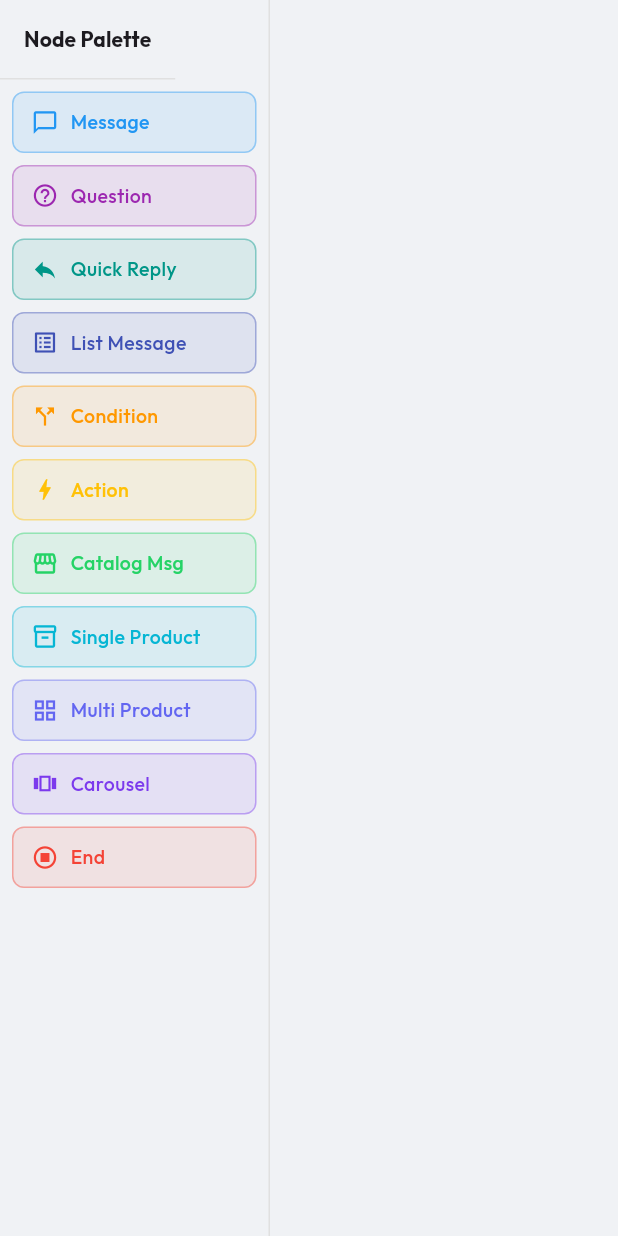
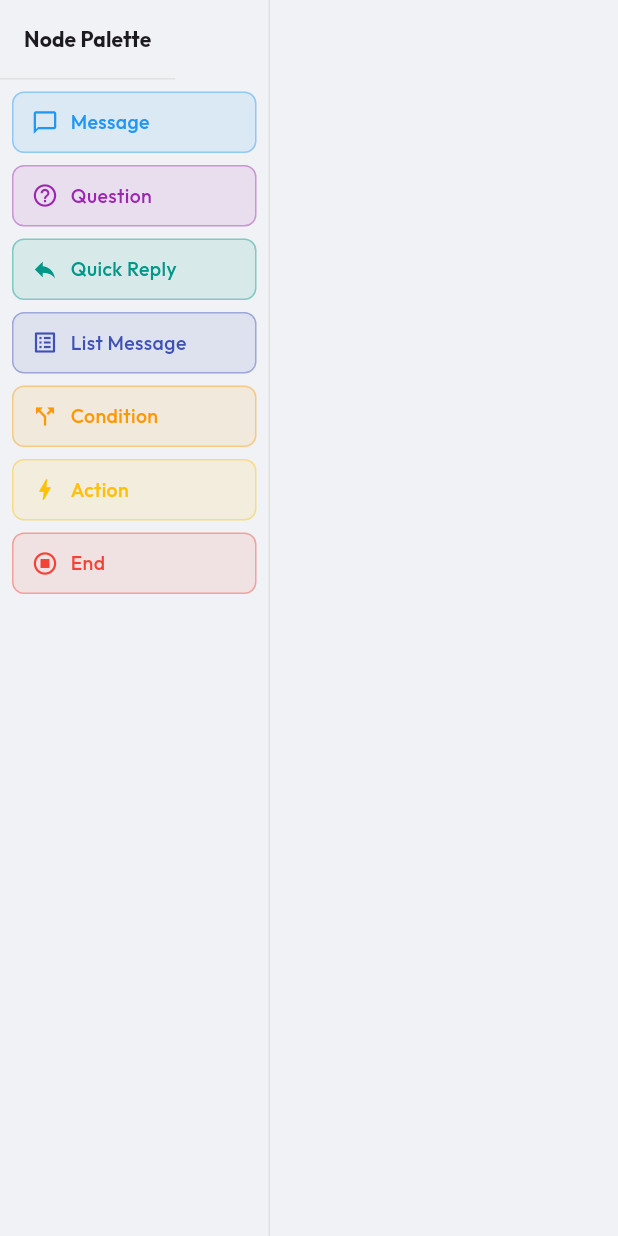
Before and after one commit to drax6055/sendzyy_final, a Flutter app: the NodePaletteWidget widget shown alone on an empty page, opened directly, on a phone screen of 412 x 824 dp. Run offline on Flutter 3.47's test engine with Material 3 defaults, Android fonts, the phone set to English and light mode, and no system bars; our stand-ins replace csv, dio, emoji_picker_flutter, equatable, file_picker, firebase_core and 12 more; missing offline and left inert: dart:html, dart:js_interop, dart:ui_web, encrypt, flutter_webrtc; accounts and stored records are empty; network calls fail.

Commit message:
refactor(chat): comment out catalog message attachment and catalog flow nodes for now

```diff
--- a/lib/features/chatbot/presentation/pages/flow_builder_page.dart
+++ b/lib/features/chatbot/presentation/pages/flow_builder_page.dart
@@ -422,10 +422,11 @@ class _FlowBuilderPageState extends State<FlowBuilderPage> {
           _NodeOptionItem(type: FlowNodeType.listMessage, label: 'List Message', icon: Icons.list_alt_outlined, color: Colors.indigo),
           _NodeOptionItem(type: FlowNodeType.condition, label: 'Condition', icon: Icons.call_split_outlined, color: Colors.orange),
           _NodeOptionItem(type: FlowNodeType.action, label: 'Action', icon: Icons.bolt_outlined, color: Colors.amber),
-          _NodeOptionItem(type: FlowNodeType.catalogMessage, label: 'Catalog Msg', icon: Icons.storefront_outlined, color: Color(0xFF25D366)),
-          _NodeOptionItem(type: FlowNodeType.singleProduct, label: 'Single Product', icon: Icons.inventory_2_outlined, color: Color(0xFF06B6D4)),
-          _NodeOptionItem(type: FlowNodeType.multiProduct, label: 'Multi Product', icon: Icons.grid_view_outlined, color: Color(0xFF6366F1)),
-          _NodeOptionItem(type: FlowNodeType.productCarousel, label: 'Carousel', icon: Icons.view_carousel_outlined, color: Color(0xFF7C3AED)),
+          // TODO: Work on this module later
+          // _NodeOptionItem(type: FlowNodeType.catalogMessage, label: 'Catalog Msg', icon: Icons.storefront_outlined, color: Color(0xFF25D366)),
+          // _NodeOptionItem(type: FlowNodeType.singleProduct, label: 'Single Product', icon: Icons.inventory_2_outlined, color: Color(0xFF06B6D4)),
+          // _NodeOptionItem(type: FlowNodeType.multiProduct, label: 'Multi Product', icon: Icons.grid_view_outlined, color: Color(0xFF6366F1)),
+          // _NodeOptionItem(type: FlowNodeType.productCarousel, label: 'Carousel', icon: Icons.view_carousel_outlined, color: Color(0xFF7C3AED)),
           _NodeOptionItem(type: FlowNodeType.end, label: 'End', icon: Icons.stop_circle_outlined, color: Colors.red),
         ];
 
--- a/lib/features/chatbot/presentation/widgets/node_palette_widget.dart
+++ b/lib/features/chatbot/presentation/widgets/node_palette_widget.dart
@@ -41,30 +41,31 @@ class NodePaletteWidget extends StatelessWidget {
       icon: Icons.bolt_outlined,
       color: Colors.amber,
     ),
-    _PaletteItem(
-      type: FlowNodeType.catalogMessage,
-      label: 'Catalog Msg',
-      icon: Icons.storefront_outlined,
-      color: Color(0xFF25D366),
-    ),
-    _PaletteItem(
-      type: FlowNodeType.singleProduct,
-      label: 'Single Product',
-      icon: Icons.inventory_2_outlined,
-      color: Color(0xFF06B6D4),
-    ),
-    _PaletteItem(
-      type: FlowNodeType.multiProduct,
-      label: 'Multi Product',
-      icon: Icons.grid_view_outlined,
-      color: Color(0xFF6366F1),
-    ),
-    _PaletteItem(
-      type: FlowNodeType.productCarousel,
-      label: 'Carousel',
-      icon: Icons.view_carousel_outlined,
-      color: Color(0xFF7C3AED),
-    ),
+    // TODO: Work on this module later
+    // _PaletteItem(
+    //   type: FlowNodeType.catalogMessage,
+    //   label: 'Catalog Msg',
+    //   icon: Icons.storefront_outlined,
+    //   color: Color(0xFF25D366),
+    // ),
+    // _PaletteItem(
+    //   type: FlowNodeType.singleProduct,
+    //   label: 'Single Product',
+    //   icon: Icons.inventory_2_outlined,
+    //   color: Color(0xFF06B6D4),
+    // ),
+    // _PaletteItem(
+    //   type: FlowNodeType.multiProduct,
+    //   label: 'Multi Product',
+    //   icon: Icons.grid_view_outlined,
+    //   color: Color(0xFF6366F1),
+    // ),
+    // _PaletteItem(
+    //   type: FlowNodeType.productCarousel,
+    //   label: 'Carousel',
+    //   icon: Icons.view_carousel_outlined,
+    //   color: Color(0xFF7C3AED),
+    // ),
     _PaletteItem(
       type: FlowNodeType.end,
       label: 'End',
```
Also changed, not shown: lib/features/chat/presentation/pages/chat_page.dart (+18 -17 lines).
